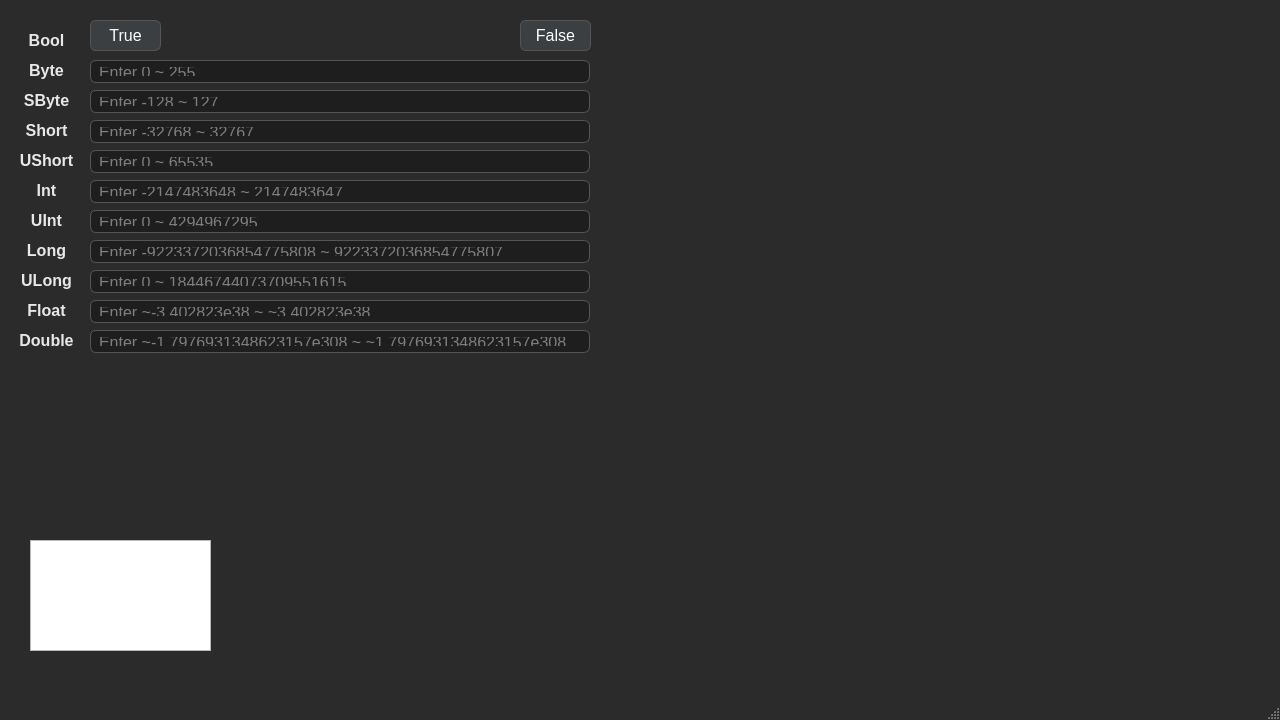
Qt form aisio-gui/ui/binary_window.ui (TaiwanMiya/Ais.IO) before a commit.
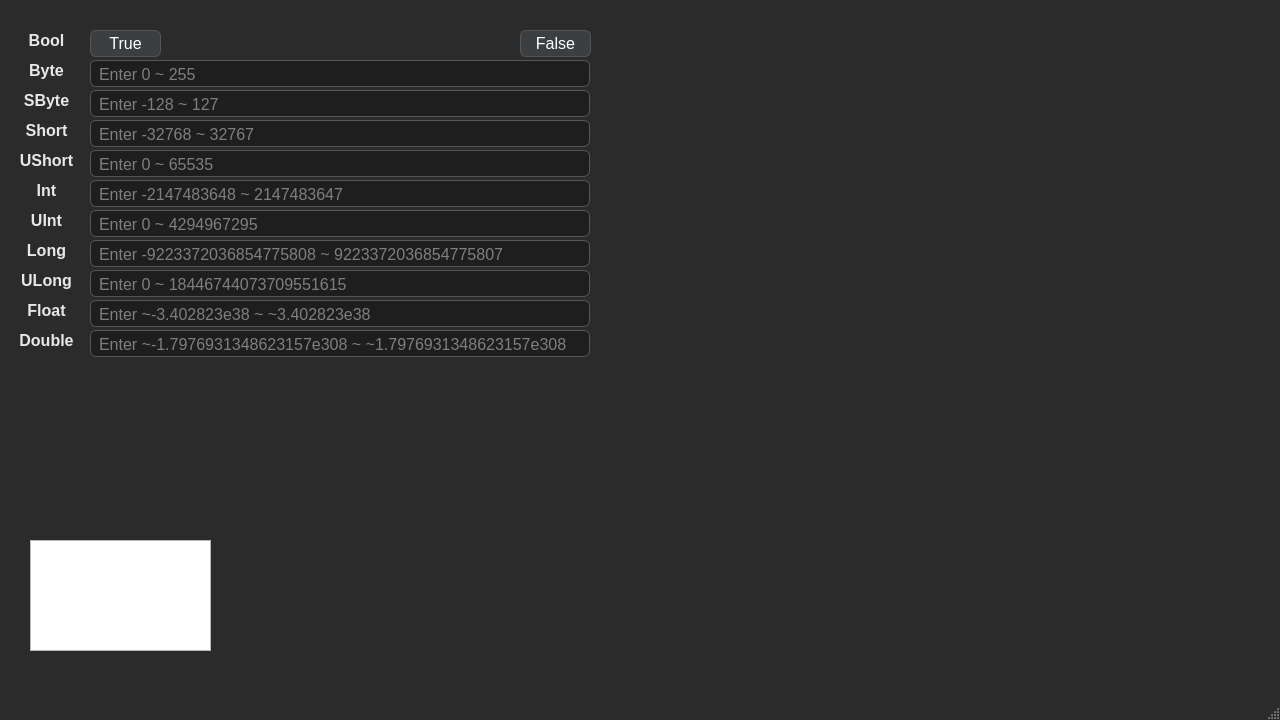
The same form after that commit.

```diff
--- a/aisio-gui/ui/binary_window.ui
+++ b/aisio-gui/ui/binary_window.ui
@@ -149,7 +149,7 @@
       <x>90</x>
       <y>60</y>
       <width>500</width>
-      <height>23</height>
+      <height>27</height>
      </rect>
     </property>
     <property name="toolTip">
@@ -163,9 +163,9 @@
     <property name="geometry">
      <rect>
       <x>90</x>
-      <y>20</y>
+      <y>30</y>
       <width>71</width>
-      <height>31</height>
+      <height>27</height>
      </rect>
     </property>
     <property name="text">
@@ -176,9 +176,9 @@
     <property name="geometry">
      <rect>
       <x>520</x>
-      <y>20</y>
+      <y>30</y>
       <width>71</width>
-      <height>31</height>
+      <height>27</height>
      </rect>
     </property>
     <property name="text">
@@ -223,7 +223,7 @@
       <x>90</x>
       <y>90</y>
       <width>500</width>
-      <height>23</height>
+      <height>27</height>
      </rect>
     </property>
     <property name="toolTip">
@@ -255,7 +255,7 @@
       <x>90</x>
       <y>120</y>
       <width>500</width>
-      <height>23</height>
+      <height>27</height>
      </rect>
     </property>
     <property name="toolTip">
@@ -287,7 +287,7 @@
       <x>90</x>
       <y>150</y>
       <width>500</width>
-      <height>23</height>
+      <height>27</height>
      </rect>
     </property>
     <property name="toolTip">
@@ -303,7 +303,7 @@
       <x>90</x>
       <y>240</y>
       <width>500</width>
-      <height>23</height>
+      <height>27</height>
      </rect>
     </property>
     <property name="toolTip">
@@ -319,7 +319,7 @@
       <x>90</x>
       <y>270</y>
       <width>500</width>
-      <height>23</height>
+      <height>27</height>
      </rect>
     </property>
     <property name="toolTip">
@@ -367,7 +367,7 @@
       <x>90</x>
       <y>210</y>
       <width>500</width>
-      <height>23</height>
+      <height>27</height>
      </rect>
     </property>
     <property name="toolTip">
@@ -415,7 +415,7 @@
       <x>90</x>
       <y>180</y>
       <width>500</width>
-      <height>23</height>
+      <height>27</height>
      </rect>
     </property>
     <property name="toolTip">
@@ -447,7 +447,7 @@
       <x>90</x>
       <y>300</y>
       <width>500</width>
-      <height>23</height>
+      <height>27</height>
      </rect>
     </property>
     <property name="toolTip">
@@ -479,7 +479,7 @@
       <x>90</x>
       <y>330</y>
       <width>500</width>
-      <height>23</height>
+      <height>27</height>
      </rect>
     </property>
     <property name="toolTip">
```
